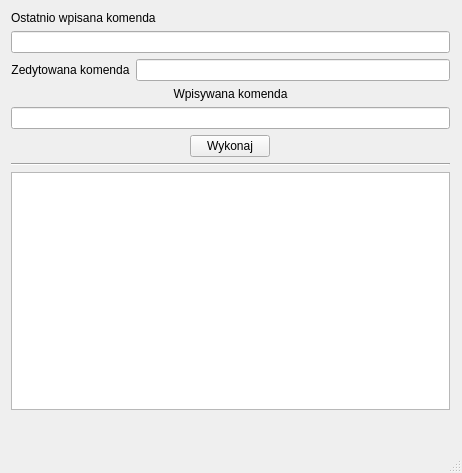
Old version of the form QtGuiApplication1/QtGuiApplication1.ui in the repository Vulpelo/QtGuiApplication.
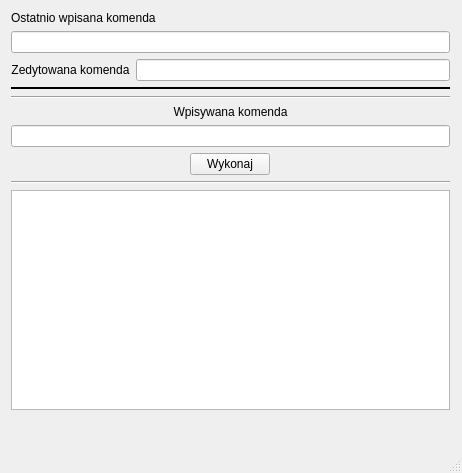
New version of the form.

```diff
--- a/QtGuiApplication1/QtGuiApplication1.ui
+++ b/QtGuiApplication1/QtGuiApplication1.ui
@@ -34,6 +34,8 @@
       <enum>QLayout::SetMaximumSize</enum>
      </property>
      <item>
+      <layout class="QVBoxLayout" name="verticalLayout_2">
+       <item>
       <widget class="QLabel" name="label">
        <property name="sizePolicy">
         <sizepolicy hsizetype="Preferred" vsizetype="Preferred">
@@ -85,6 +87,28 @@
         </widget>
        </item>
       </layout>
+       </item>
+       <item>
+        <widget class="Line" name="line_2">
+         <property name="frameShadow">
+          <enum>QFrame::Plain</enum>
+         </property>
+         <property name="lineWidth">
+          <number>2</number>
+         </property>
+         <property name="orientation">
+          <enum>Qt::Horizontal</enum>
+         </property>
+        </widget>
+       </item>
+      </layout>
+     </item>
+     <item>
+      <widget class="Line" name="line_3">
+       <property name="orientation">
+        <enum>Qt::Horizontal</enum>
+       </property>
+      </widget>
      </item>
      <item>
       <widget class="QLabel" name="label_3">
```
Left out of the diff: 4 changed lines with no effect on the pictures. Lines whose indentation alone changed are shown as unchanged.
